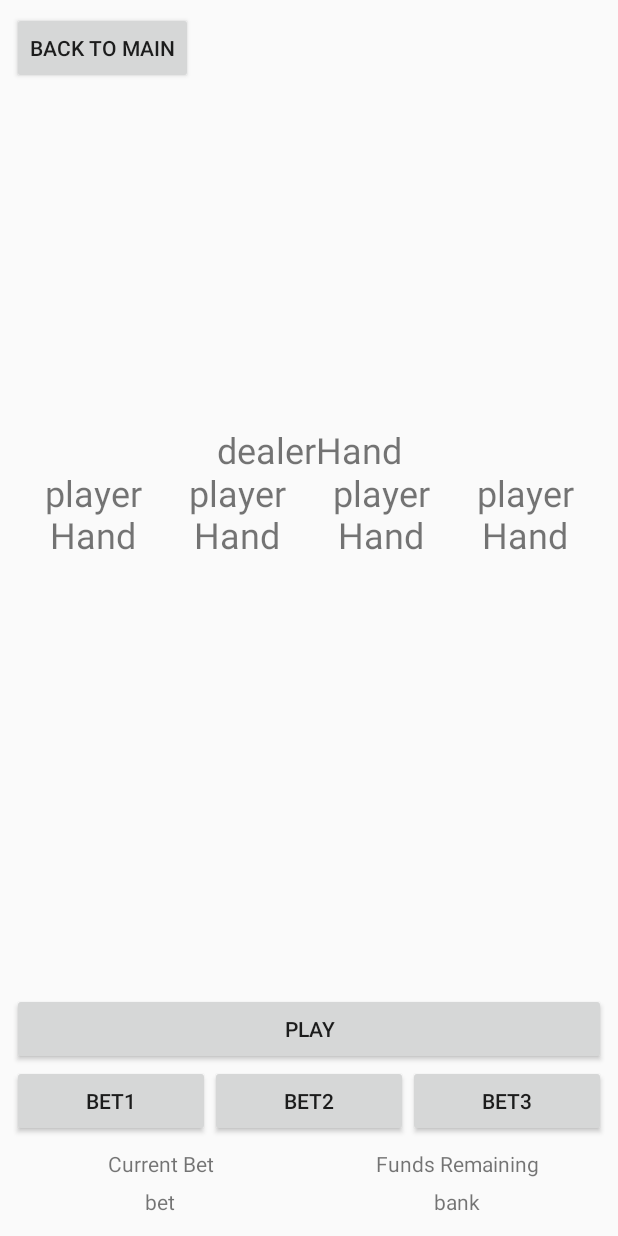
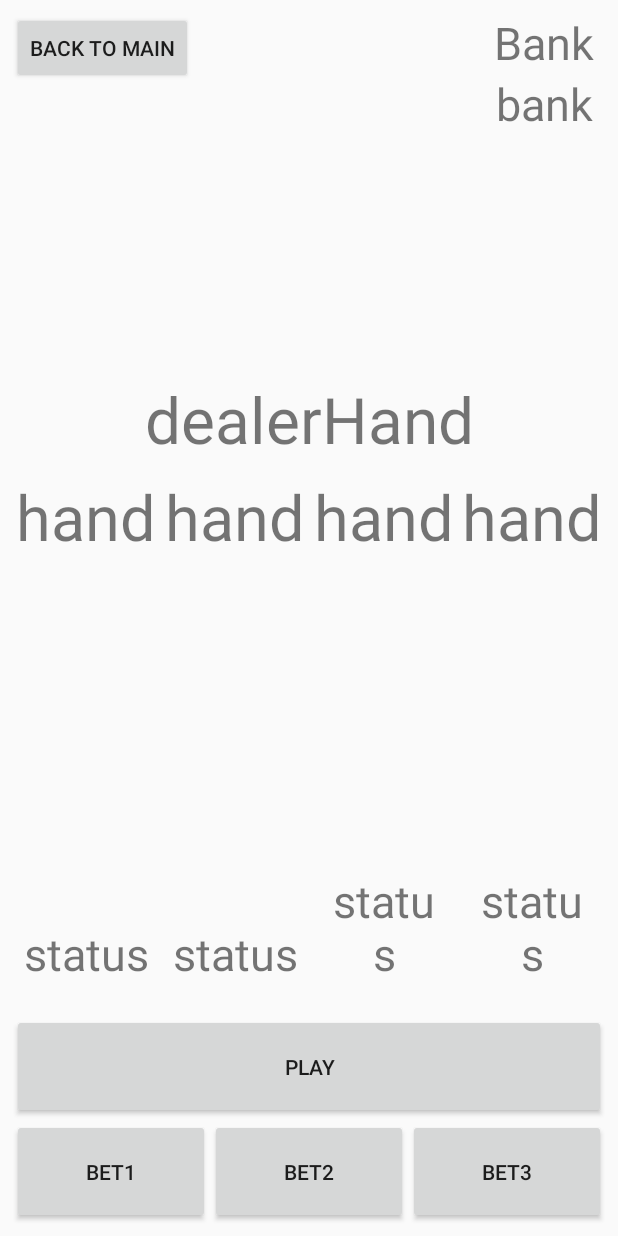
Before and after one commit to dotbig/BareBonesBlackjack, an Android app: the layout activity_game.xml on its own in the app's theme, with its tools: preview values and no code run, on a phone screen of 412 x 824 dp. Run offline under Robolectric (Android 15) with nearby library versions, the phone set to English and light mode, and no system bars.

Commit message:
handDisplayGroups
added constraintlayouts to hold each hand's cards display and status display
moved bank display
removed bet display since this is now displayed on the play button before a round, and beneath each hand during round
made buttons bigger

```diff
--- a/app/src/main/res/layout/activity_game.xml
+++ b/app/src/main/res/layout/activity_game.xml
@@ -17,55 +17,15 @@
         app:layout_constraintTop_toTopOf="parent" />
 
     <LinearLayout
-        android:id="@+id/currencyBar"
-        android:layout_width="match_parent"
-        android:layout_height="50dp"
-        android:layout_marginStart="8dp"
-        android:layout_marginEnd="8dp"
-        android:layout_marginBottom="8dp"
-        android:layout_weight=".3"
-        android:orientation="horizontal"
-        app:layout_constraintBottom_toBottomOf="parent"
-        app:layout_constraintEnd_toEndOf="parent"
-        app:layout_constraintStart_toStartOf="parent">
-
-        <LinearLayout
-            android:layout_width="match_parent"
-            android:layout_height="match_parent"
-            android:layout_weight="0.5"
-            android:orientation="vertical">
-
-            <TextView
-                android:id="@+id/textViewBetLabel"
-                android:layout_width="match_parent"
-                android:layout_height="match_parent"
-                android:layout_marginStart="8dp"
+        android:id="@+id/linearLayout"
+        android:layout_width="wrap_content"
+        android:layout_height="wrap_content"
+        android:layout_marginTop="8dp"
         android:layout_marginEnd="8dp"
         android:layout_weight="0.5"
-                android:text="Current Bet"
-                android:textAlignment="center" />
-
-            <TextView
-                android:id="@+id/textviewBet"
-                android:layout_width="match_parent"
-                android:layout_height="match_parent"
-                android:layout_marginStart="8dp"
-                android:layout_marginEnd="8dp"
-                android:layout_marginBottom="8dp"
-                android:layout_weight="0.5"
-                android:text="bet"
-                android:textAlignment="center"
-                app:layout_constraintBottom_toTopOf="@+id/textviewValuePlayer"
-                app:layout_constraintHorizontal_bias="0.505"
-                app:layout_constraintStart_toStartOf="parent" />
-
-        </LinearLayout>
-
-        <LinearLayout
-            android:layout_width="match_parent"
-            android:layout_height="match_parent"
-            android:layout_weight="0.5"
-            android:orientation="vertical">
+        android:orientation="vertical"
+        app:layout_constraintEnd_toEndOf="parent"
+        app:layout_constraintTop_toTopOf="parent">
 
         <TextView
             android:id="@+id/textViewBankLabel"
@@ -74,8 +34,9 @@
             android:layout_marginStart="8dp"
             android:layout_marginEnd="8dp"
             android:layout_weight="0.5"
-                android:text="Funds Remaining"
-                android:textAlignment="center" />
+            android:text="Bank"
+            android:textAlignment="center"
+            android:textSize="30sp" />
 
         <TextView
             android:id="@+id/textviewBank"
@@ -87,10 +48,8 @@
             android:layout_weight="0.5"
             android:text="bank"
             android:textAlignment="center"
-                app:layout_constraintBottom_toTopOf="@+id/textviewValuePlayer"
+            android:textSize="30sp"
             app:layout_constraintEnd_toEndOf="parent" />
-
-        </LinearLayout>
 
     </LinearLayout>
 
@@ -99,15 +58,17 @@
         android:layout_width="0dp"
         android:layout_height="wrap_content"
         android:layout_margin="8dp"
+        android:layout_marginBottom="8dp"
         android:gravity="center_vertical"
         android:orientation="vertical"
         android:weightSum="1"
-        app:layout_constraintBottom_toTopOf="@+id/currencyBar"
+        app:layout_constraintBottom_toBottomOf="parent"
         app:layout_constraintEnd_toEndOf="parent"
         app:layout_constraintStart_toStartOf="parent">
 
         <LinearLayout
             android:id="@+id/barPlay"
+            style="?attr/buttonBarStyle"
             android:layout_width="match_parent"
             android:layout_height="wrap_content"
             android:layout_weight=".5"
@@ -117,13 +78,14 @@
             <Button
                 android:id="@+id/buttonPlay"
                 android:layout_width="wrap_content"
-                android:layout_height="wrap_content"
+                android:layout_height="70dp"
                 android:layout_weight="1"
                 android:text="Play" />
         </LinearLayout>
 
         <LinearLayout
             android:id="@+id/barHitStay"
+            style="?attr/buttonBarStyle"
             android:layout_width="match_parent"
             android:layout_height="wrap_content"
             android:layout_weight=".5"
@@ -137,20 +99,21 @@
             <Button
                 android:id="@+id/buttonHit"
                 android:layout_width="wrap_content"
-                android:layout_height="wrap_content"
+                android:layout_height="70dp"
                 android:layout_weight="1"
                 android:text="Hit" />
 
             <Button
                 android:id="@+id/buttonStay"
                 android:layout_width="wrap_content"
-                android:layout_height="wrap_content"
+                android:layout_height="70dp"
                 android:layout_weight="1"
                 android:text="Stay" />
         </LinearLayout>
 
         <LinearLayout
             android:id="@+id/barBets"
+            style="?attr/buttonBarStyle"
             android:layout_width="match_parent"
             android:layout_height="wrap_content"
             android:layout_weight=".5"
@@ -159,21 +122,21 @@
             <Button
                 android:id="@+id/buttonBet1"
                 android:layout_width="wrap_content"
-                android:layout_height="wrap_content"
+                android:layout_height="70dp"
                 android:layout_weight="1"
                 android:text="bet1" />
 
             <Button
                 android:id="@+id/buttonBet2"
                 android:layout_width="wrap_content"
-                android:layout_height="wrap_content"
+                android:layout_height="70dp"
                 android:layout_weight="1"
                 android:text="bet2" />
 
             <Button
                 android:id="@+id/buttonBet3"
                 android:layout_width="wrap_content"
-                android:layout_height="wrap_content"
+                android:layout_height="70dp"
                 android:layout_weight="1"
                 android:text="bet3" />
 
@@ -181,6 +144,7 @@
 
         <LinearLayout
             android:id="@+id/barContextuals"
+            style="?attr/buttonBarStyle"
             android:layout_width="match_parent"
             android:layout_height="wrap_content"
             android:layout_weight=".5"
@@ -190,7 +154,7 @@
             <Button
                 android:id="@+id/buttonDoubleDown"
                 android:layout_width="wrap_content"
-                android:layout_height="wrap_content"
+                android:layout_height="70dp"
                 android:layout_weight="1"
                 android:text="Double Down"
                 android:textSize="10sp" />
@@ -198,7 +162,7 @@
             <Button
                 android:id="@+id/buttonSplit"
                 android:layout_width="wrap_content"
-                android:layout_height="wrap_content"
+                android:layout_height="70dp"
                 android:layout_weight="1"
                 android:text="Split"
                 android:textSize="10sp" />
@@ -206,7 +170,7 @@
             <Button
                 android:id="@+id/buttonInsurance"
                 android:layout_width="wrap_content"
-                android:layout_height="wrap_content"
+                android:layout_height="70dp"
                 android:layout_weight="1"
                 android:text="Insurance"
                 android:textSize="10sp" />
@@ -214,7 +178,7 @@
             <Button
                 android:id="@+id/buttonSurrender"
                 android:layout_width="wrap_content"
-                android:layout_height="wrap_content"
+                android:layout_height="70dp"
                 android:layout_weight="1"
                 android:text="Surrender"
                 android:textSize="10sp" />
@@ -228,179 +192,214 @@
         android:layout_width="match_parent"
         android:layout_height="0dp"
         android:layout_marginStart="8dp"
-        android:layout_marginTop="8dp"
+        android:layout_marginTop="20dp"
         android:layout_marginEnd="8dp"
+        android:layout_marginBottom="8dp"
         android:layout_weight=".7"
         android:gravity="bottom"
         android:visibility="visible"
-        app:layout_constraintBottom_toBottomOf="@+id/linearLayout"
+        app:layout_constraintBottom_toBottomOf="@+id/playerHands"
         app:layout_constraintEnd_toEndOf="parent"
+        app:layout_constraintHorizontal_bias="1.0"
         app:layout_constraintStart_toStartOf="parent"
         app:layout_constraintTop_toBottomOf="@+id/buttonReturnToMain" />
-
-    <LinearLayout
-        android:id="@+id/linearLayout"
-        android:layout_width="0dp"
-        android:layout_height="0dp"
-        android:layout_marginStart="8dp"
-        android:layout_marginTop="8dp"
-        android:layout_marginEnd="8dp"
-        android:layout_marginBottom="8dp"
-        android:orientation="vertical"
-        android:weightSum="1"
-        app:layout_constraintBottom_toTopOf="@+id/buttonBars"
-        app:layout_constraintEnd_toEndOf="parent"
-        app:layout_constraintStart_toStartOf="parent"
-        app:layout_constraintTop_toTopOf="parent">
-
-        <LinearLayout
-            android:layout_width="match_parent"
-            android:layout_height="wrap_content"
-            android:orientation="vertical">
 
     <TextView
         android:id="@+id/textviewHandDealer"
         android:layout_width="match_parent"
         android:layout_height="300dp"
         android:layout_marginStart="8dp"
-                android:layout_marginLeft="8dp"
         android:layout_marginTop="8dp"
         android:layout_marginEnd="8dp"
-                android:layout_marginRight="8dp"
         android:gravity="bottom|center"
         android:text="dealerHand"
         android:textSize="24sp"
+        app:autoSizeMaxTextSize="43dp"
+        app:autoSizeTextType="uniform"
+        app:layout_constraintEnd_toEndOf="parent"
+        app:layout_constraintHorizontal_bias="0.0"
+        app:layout_constraintStart_toStartOf="parent"
+        app:layout_constraintTop_toTopOf="parent" />
+
+    <LinearLayout
+        android:id="@+id/playerHands"
+        android:layout_width="0dp"
+        android:layout_height="0dp"
+        android:layout_marginStart="8dp"
+        android:layout_marginTop="8dp"
+        android:layout_marginEnd="8dp"
+        android:layout_marginBottom="20dp"
+        android:gravity="center"
+        android:orientation="horizontal"
+        app:layout_constraintBottom_toTopOf="@+id/buttonBars"
+        app:layout_constraintEnd_toEndOf="parent"
+        app:layout_constraintStart_toStartOf="parent"
+        app:layout_constraintTop_toBottomOf="@+id/textviewHandDealer">
+
+        <android.support.constraint.ConstraintLayout
+            android:id="@+id/handDisplayGroup1"
+            android:layout_width="match_parent"
+            android:layout_height="match_parent"
+            android:layout_weight="1"
+            tools:layout_editor_absoluteX="119dp"
+            tools:layout_editor_absoluteY="97dp">
+
+            <TextView
+                android:id="@+id/handDisplay1"
+                android:layout_width="95dp"
+                android:layout_height="0dp"
+                android:layout_marginBottom="8dp"
+                android:gravity="center|top"
+                android:scrollHorizontally="true"
+                android:tag="cards"
+                android:text="hand"
+                app:autoSizeMaxTextSize="43dp"
+                app:autoSizeStepGranularity="6dp"
+                app:autoSizeTextType="uniform"
+                app:layout_constraintBottom_toTopOf="@+id/handStatus1"
                 app:layout_constraintEnd_toEndOf="parent"
                 app:layout_constraintStart_toStartOf="parent"
                 app:layout_constraintTop_toTopOf="parent" />
 
             <TextView
-                android:id="@+id/textviewValueDealer"
-                android:layout_width="match_parent"
+                android:id="@+id/handStatus1"
+                android:layout_width="0dp"
                 android:layout_height="wrap_content"
                 android:layout_marginStart="8dp"
-                android:layout_marginLeft="8dp"
-                android:layout_marginTop="8dp"
                 android:layout_marginEnd="8dp"
-                android:layout_marginRight="8dp"
                 android:gravity="center"
-                android:text="dealerValue"
-                android:textSize="24sp"
-                android:visibility="gone"
-                app:layout_constraintEnd_toEndOf="parent"
-                app:layout_constraintHorizontal_bias="1.0"
-                app:layout_constraintStart_toStartOf="parent"
-                app:layout_constraintTop_toBottomOf="@+id/textviewHandDealer" />
-        </LinearLayout>
-
-        <TextView
-            android:id="@+id/textviewResult"
-            android:layout_width="match_parent"
-            android:layout_height="wrap_content"
-            android:layout_marginStart="8dp"
-            android:layout_marginTop="8dp"
-            android:layout_marginEnd="8dp"
-            android:layout_marginBottom="8dp"
-            android:visibility="gone"
-            app:layout_constraintBottom_toTopOf="@+id/textviewValuePlayer"
-            app:layout_constraintEnd_toEndOf="parent"
-            app:layout_constraintStart_toStartOf="parent"
-            app:layout_constraintTop_toBottomOf="@+id/textviewValueDealer" />
-
-        <LinearLayout
-            android:layout_width="match_parent"
-            android:layout_height="350dp"
-            android:orientation="vertical">
-
-            <TextView
-                android:id="@+id/textviewValuePlayer"
-                android:layout_width="match_parent"
-                android:layout_height="30dp"
-                android:layout_marginStart="8dp"
-                android:layout_marginEnd="8dp"
-                android:layout_marginBottom="8dp"
-                android:gravity="center"
-                android:text="playerValue"
-                android:textSize="24sp"
-                android:visibility="gone"
-                app:layout_constraintBottom_toTopOf="@+id/textviewHandPlayer"
-                app:layout_constraintEnd_toEndOf="parent"
-                app:layout_constraintHorizontal_bias="0.0"
-                app:layout_constraintStart_toStartOf="parent" />
-
-            <LinearLayout
-                android:layout_width="match_parent"
-                android:layout_height="match_parent"
-                android:gravity="center"
-                android:orientation="horizontal">
-
-                <TextView
-                    android:id="@+id/textviewHandPlayer"
-                    android:layout_width="80dp"
-                    android:layout_height="match_parent"
-                    android:layout_marginStart="8dp"
-                    android:layout_marginLeft="8dp"
-                    android:layout_marginEnd="8dp"
-                    android:layout_marginRight="8dp"
-                    android:layout_marginBottom="8dp"
-                    android:gravity="center|top"
-                    android:text="playerHand"
-                    android:textSize="24sp"
-                    app:layout_constraintBottom_toTopOf="@+id/buttonBars"
+                android:tag="status"
+                android:text="status"
+                android:textSize="30sp"
+                app:layout_constraintBottom_toBottomOf="parent"
                 app:layout_constraintEnd_toEndOf="parent"
                 app:layout_constraintStart_toStartOf="parent" />
 
+        </android.support.constraint.ConstraintLayout>
+
+        <android.support.constraint.ConstraintLayout
+            android:id="@+id/handDisplayGroup2"
+            android:layout_width="match_parent"
+            android:layout_height="match_parent"
+            android:layout_weight="1"
+            tools:layout_editor_absoluteX="119dp"
+            tools:layout_editor_absoluteY="97dp">
+
             <TextView
-                    android:id="@+id/textviewHandPlayer2"
-                    android:layout_width="80dp"
-                    android:layout_height="match_parent"
-                    android:layout_marginStart="8dp"
-                    android:layout_marginLeft="8dp"
-                    android:layout_marginEnd="8dp"
-                    android:layout_marginRight="8dp"
+                android:id="@+id/handDisplay2"
+                android:layout_width="95dp"
+                android:layout_height="0dp"
                 android:layout_marginBottom="8dp"
                 android:gravity="center|top"
-                    android:text="playerHand"
-                    android:textSize="24sp"
-                    app:layout_constraintBottom_toTopOf="@+id/buttonBars"
+                android:scrollHorizontally="true"
+                android:tag="cards"
+                android:text="hand"
+                app:autoSizeMaxTextSize="43dp"
+                app:autoSizeStepGranularity="6dp"
+                app:autoSizeTextType="uniform"
+                app:layout_constraintBottom_toTopOf="@+id/handStatus2"
+                app:layout_constraintEnd_toEndOf="parent"
+                app:layout_constraintStart_toStartOf="parent"
+                app:layout_constraintTop_toTopOf="parent" />
+
+            <TextView
+                android:id="@+id/handStatus2"
+                android:layout_width="0dp"
+                android:layout_height="wrap_content"
+                android:layout_marginStart="8dp"
+                android:layout_marginEnd="8dp"
+                android:gravity="center"
+                android:tag="status"
+                android:text="status"
+                android:textSize="30sp"
+                app:layout_constraintBottom_toBottomOf="parent"
                 app:layout_constraintEnd_toEndOf="parent"
                 app:layout_constraintStart_toStartOf="parent" />
 
+        </android.support.constraint.ConstraintLayout>
+
+        <android.support.constraint.ConstraintLayout
+            android:id="@+id/handDisplayGroup3"
+            android:layout_width="match_parent"
+            android:layout_height="match_parent"
+            android:layout_weight="1"
+            tools:layout_editor_absoluteX="119dp"
+            tools:layout_editor_absoluteY="97dp">
+
             <TextView
-                    android:id="@+id/textviewHandPlayer3"
-                    android:layout_width="80dp"
-                    android:layout_height="match_parent"
-                    android:layout_marginStart="8dp"
-                    android:layout_marginLeft="8dp"
-                    android:layout_marginEnd="8dp"
-                    android:layout_marginRight="8dp"
+                android:id="@+id/handDisplay3"
+                android:layout_width="95dp"
+                android:layout_height="0dp"
                 android:layout_marginBottom="8dp"
                 android:gravity="center|top"
-                    android:text="playerHand"
-                    android:textSize="24sp"
-                    app:layout_constraintBottom_toTopOf="@+id/buttonBars"
+                android:scrollHorizontally="true"
+                android:tag="cards"
+                android:text="hand"
+                app:autoSizeMaxTextSize="43dp"
+                app:autoSizeStepGranularity="6dp"
+                app:autoSizeTextType="uniform"
+                app:layout_constraintBottom_toTopOf="@+id/handStatus3"
+                app:layout_constraintEnd_toEndOf="parent"
+                app:layout_constraintStart_toStartOf="parent"
+                app:layout_constraintTop_toTopOf="parent" />
+
+            <TextView
+                android:id="@+id/handStatus3"
+                android:layout_width="0dp"
+                android:layout_height="wrap_content"
+                android:layout_marginStart="8dp"
+                android:layout_marginEnd="8dp"
+                android:gravity="center"
+                android:tag="status"
+                android:text="status"
+                android:textSize="30sp"
+                app:layout_constraintBottom_toBottomOf="parent"
                 app:layout_constraintEnd_toEndOf="parent"
                 app:layout_constraintStart_toStartOf="parent" />
 
+        </android.support.constraint.ConstraintLayout>
+
+        <android.support.constraint.ConstraintLayout
+            android:id="@+id/handDisplayGroup4"
+            android:layout_width="match_parent"
+            android:layout_height="match_parent"
+            android:layout_weight="1"
+            tools:layout_editor_absoluteX="119dp"
+            tools:layout_editor_absoluteY="97dp">
+
             <TextView
-                    android:id="@+id/textviewHandPlayer4"
-                    android:layout_width="80dp"
-                    android:layout_height="match_parent"
-                    android:layout_marginStart="8dp"
-                    android:layout_marginLeft="8dp"
-                    android:layout_marginEnd="8dp"
-                    android:layout_marginRight="8dp"
+                android:id="@+id/handDisplay4"
+                android:layout_width="95dp"
+                android:layout_height="0dp"
                 android:layout_marginBottom="8dp"
                 android:gravity="center|top"
-                    android:text="playerHand"
-                    android:textSize="24sp"
-                    app:layout_constraintBottom_toTopOf="@+id/buttonBars"
+                android:scrollHorizontally="true"
+                android:tag="cards"
+                android:text="hand"
+                app:autoSizeMaxTextSize="43dp"
+                app:autoSizeStepGranularity="6dp"
+                app:autoSizeTextType="uniform"
+                app:layout_constraintBottom_toTopOf="@+id/handStatus4"
+                app:layout_constraintEnd_toEndOf="parent"
+                app:layout_constraintStart_toStartOf="parent"
+                app:layout_constraintTop_toTopOf="parent" />
+
+            <TextView
+                android:id="@+id/handStatus4"
+                android:layout_width="0dp"
+                android:layout_height="wrap_content"
+                android:layout_marginStart="8dp"
+                android:layout_marginEnd="8dp"
+                android:gravity="center"
+                android:tag="status"
+                android:text="status"
+                android:textSize="30sp"
+                app:layout_constraintBottom_toBottomOf="parent"
                 app:layout_constraintEnd_toEndOf="parent"
                 app:layout_constraintStart_toStartOf="parent" />
 
-            </LinearLayout>
+        </android.support.constraint.ConstraintLayout>
 
-        </LinearLayout>
     </LinearLayout>
 
 </android.support.constraint.ConstraintLayout>
```
Lines whose indentation alone changed are shown as unchanged.
